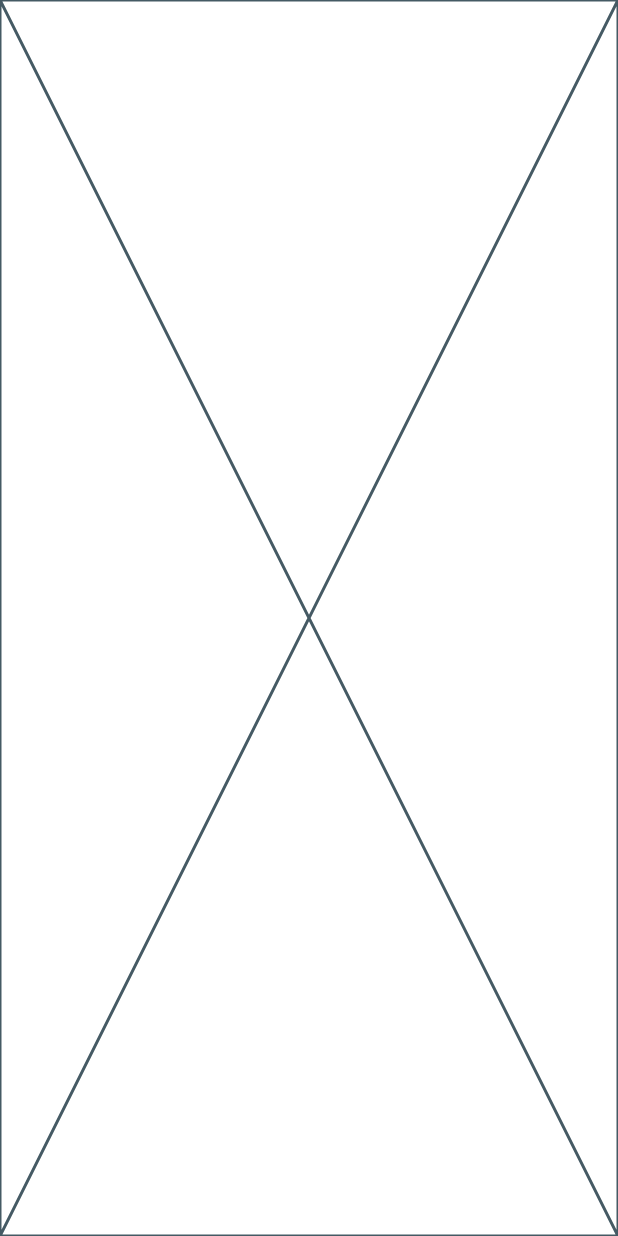
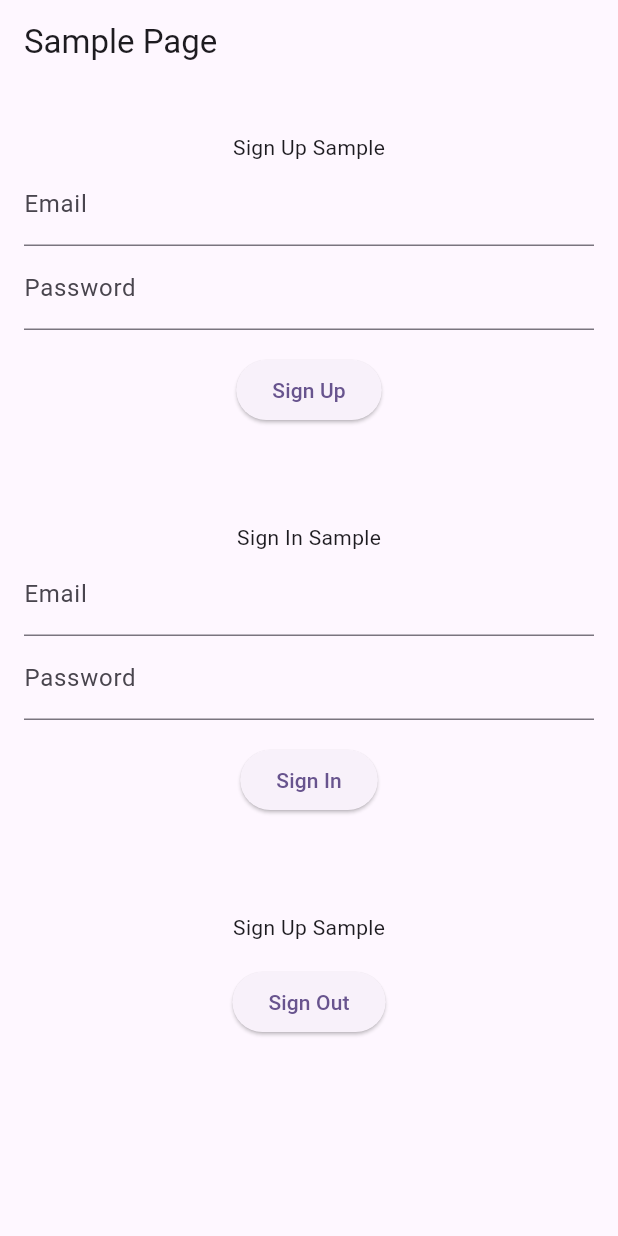
Before and after one commit to shinonome-inc/yumemi-pg-hackathon-team4, a Flutter app: the screen it shows after launch, on a phone screen of 412 x 824 dp. Run offline on Flutter 3.47's test engine with Material 3 defaults, Android fonts, the phone set to English and light mode, and no system bars; our stand-ins replace firebase_auth, firebase_core; accounts and stored records are empty; generated files the repository leaves out were written again.

Commit message:
Firebase Authenticationを用いたサインイン・サインアップのサンプルコードを追加

```diff
--- a/client/lib/main.dart
+++ b/client/lib/main.dart
@@ -1,4 +1,5 @@
 import 'package:client/firebase_options.dart';
+import 'package:client/sample_page.dart';
 import 'package:firebase_core/firebase_core.dart';
 import 'package:flutter/material.dart';
 
@@ -20,16 +21,7 @@ class MyApp extends StatelessWidget {
       theme: ThemeData(
         colorScheme: ColorScheme.fromSeed(seedColor: Colors.deepPurple),
       ),
-      home: const MyHomePage(),
+      home: const SamplePage(),
     );
   }
 }
-
-class MyHomePage extends StatelessWidget {
-  const MyHomePage({super.key});
-
-  @override
-  Widget build(BuildContext context) {
-    return const Placeholder();
-  }
-}
--- /dev/null
+++ b/client/lib/sample_page.dart
@@ -0,0 +1,119 @@
+import 'package:firebase_auth/firebase_auth.dart';
+import 'package:flutter/material.dart';
+
+class SamplePage extends StatefulWidget {
+  const SamplePage({super.key});
+
+  @override
+  State<SamplePage> createState() => _SamplePageState();
+}
+
+class _SamplePageState extends State<SamplePage> {
+  final _emailController = TextEditingController();
+  final _passwordController = TextEditingController();
+
+  Future<void> _onPressedSignUp() async {
+    try {
+      (await FirebaseAuth.instance.createUserWithEmailAndPassword(
+        email: _emailController.text,
+        password: _passwordController.text,
+      ))
+          .user;
+    } catch (e) {
+      throw Exception(e);
+    }
+  }
+
+  Future<void> _onPressedSignIn() async {
+    print('Start Sign In: ${FirebaseAuth.instance.currentUser}');
+    try {
+      (await FirebaseAuth.instance.signInWithEmailAndPassword(
+        email: _emailController.text,
+        password: _passwordController.text,
+      ))
+          .user;
+    } catch (e) {
+      throw Exception(e);
+    }
+    print('Sign In Success: ${FirebaseAuth.instance.currentUser}');
+  }
+
+  Future<void> _onPressedSignOut() async {
+    print('Start Sign Out: ${FirebaseAuth.instance.currentUser}');
+    try {
+      await FirebaseAuth.instance.signOut();
+    } catch (e) {
+      throw Exception(e);
+    }
+    print('Sign Out Success: ${FirebaseAuth.instance.currentUser}');
+  }
+
+  @override
+  void dispose() {
+    _emailController.dispose();
+    _passwordController.dispose();
+    super.dispose();
+  }
+
+  @override
+  Widget build(BuildContext context) {
+    return Scaffold(
+      appBar: AppBar(
+        title: const Text('Sample Page'),
+      ),
+      body: SafeArea(
+        child: Container(
+          padding: const EdgeInsets.symmetric(vertical: 32, horizontal: 16),
+          child: Column(
+            children: [
+              const Text('Sign Up Sample'),
+              TextField(
+                controller: _emailController,
+                decoration: const InputDecoration(
+                  labelText: 'Email',
+                ),
+              ),
+              TextField(
+                controller: _passwordController,
+                decoration: const InputDecoration(
+                  labelText: 'Password',
+                ),
+              ),
+              const SizedBox(height: 16),
+              ElevatedButton(
+                onPressed: _onPressedSignUp,
+                child: const Text('Sign Up'),
+              ),
+              const SizedBox(height: 64),
+              const Text('Sign In Sample'),
+              TextField(
+                controller: _emailController,
+                decoration: const InputDecoration(
+                  labelText: 'Email',
+                ),
+              ),
+              TextField(
+                controller: _passwordController,
+                decoration: const InputDecoration(
+                  labelText: 'Password',
+                ),
+              ),
+              const SizedBox(height: 16),
+              ElevatedButton(
+                onPressed: _onPressedSignIn,
+                child: const Text('Sign In'),
+              ),
+              const SizedBox(height: 64),
+              const Text('Sign Up Sample'),
+              const SizedBox(height: 16),
+              ElevatedButton(
+                onPressed: _onPressedSignOut,
+                child: const Text('Sign Out'),
+              ),
+            ],
+          ),
+        ),
+      ),
+    );
+  }
+}
--- a/client/pubspec.yaml
+++ b/client/pubspec.yaml
@@ -35,6 +35,7 @@ dependencies:
   # Use with the CupertinoIcons class for iOS style icons.
   cupertino_icons: ^1.0.8
   firebase_core: ^3.12.1
+  firebase_auth: ^5.5.1
 
 dev_dependencies:
   flutter_test:
```
